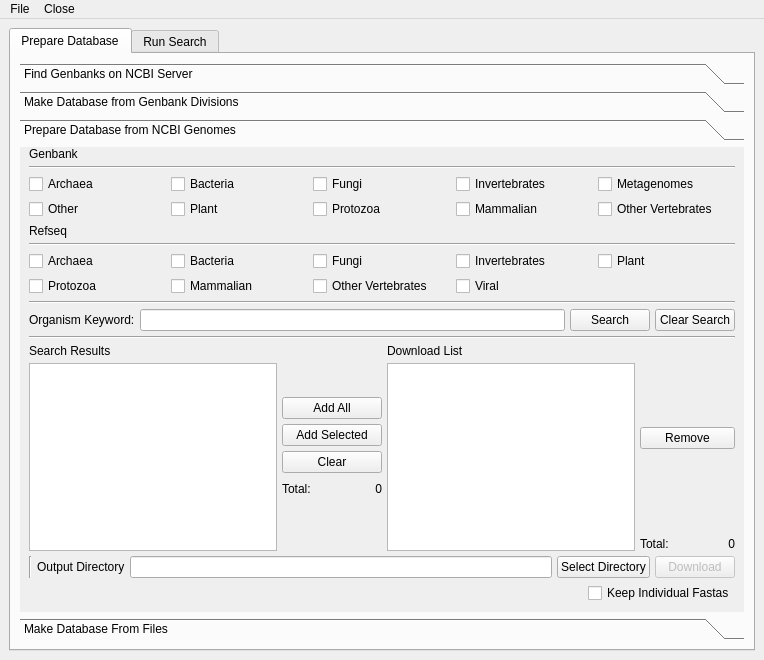
Above: guiGenbank.ui from emzodls/clusterArch before the change. Below: the same form after it.
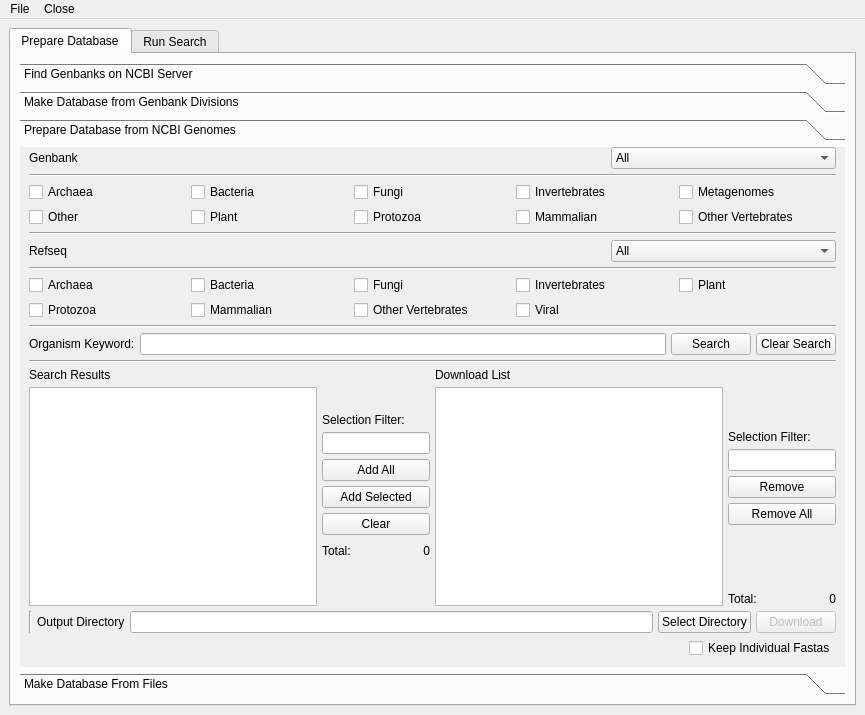
That is the form after the change. The open tabs and pages were chosen to show the change.

Commit message: Finished download genomes interface (currently testing building a GB reference database). Wrote most of the code for downloading genbanks from results window, need to write worker method as well as ncbiUtils method to download the genbank file from acc and coordinates TO DO: 1. Get genbanks from results files (partially done) 2. HMM builder (?)

What changed in the file:
```diff
--- a/guiGenbank.ui
+++ b/guiGenbank.ui
@@ -6,8 +6,8 @@
    <rect>
     <x>0</x>
     <y>0</y>
-    <width>764</width>
-    <height>660</height>
+    <width>865</width>
+    <height>715</height>
    </rect>
   </property>
   <property name="sizePolicy">
@@ -772,6 +772,14 @@
            </layout>
           </widget>
           <widget class="QWidget" name="genomesDB">
+           <property name="geometry">
+            <rect>
+             <x>0</x>
+             <y>0</y>
+             <width>796</width>
+             <height>494</height>
+            </rect>
+           </property>
            <attribute name="label">
             <string>Prepare Database from NCBI Genomes</string>
            </attribute>
@@ -783,11 +791,40 @@
              <number>0</number>
             </property>
             <item>
-             <widget class="QLabel" name="label_21">
-              <property name="text">
-               <string>Genbank</string>
-              </property>
-             </widget>
+             <layout class="QHBoxLayout" name="horizontalLayout_32">
+              <item>
+               <widget class="QLabel" name="label_21">
+                <property name="text">
+                 <string>Genbank</string>
+                </property>
+               </widget>
+              </item>
+              <item>
+               <widget class="QComboBox" name="gbCategorySelector">
+                <property name="sizePolicy">
+                 <sizepolicy hsizetype="Fixed" vsizetype="Fixed">
+                  <horstretch>0</horstretch>
+                  <verstretch>0</verstretch>
+                 </sizepolicy>
+                </property>
+                <item>
+                 <property name="text">
+                  <string>All</string>
+                 </property>
+                </item>
+                <item>
+                 <property name="text">
+                  <string>Representative and Reference Only</string>
+                 </property>
+                </item>
+                <item>
+                 <property name="text">
+                  <string>Reference Only</string>
+                 </property>
+                </item>
+               </widget>
+              </item>
+             </layout>
             </item>
             <item>
              <widget class="Line" name="line_12">
@@ -871,12 +908,51 @@
              </layout>
             </item>
             <item>
-             <widget class="QLabel" name="label_22">
-              <property name="text">
-               <string>Refseq</string>
+             <widget class="Line" name="line_17">
+              <property name="orientation">
+               <enum>Qt::Horizontal</enum>
               </property>
              </widget>
             </item>
+            <item>
+             <layout class="QHBoxLayout" name="horizontalLayout_30">
+              <item>
+               <widget class="QLabel" name="label_22">
+                <property name="text">
+                 <string>Refseq</string>
+                </property>
+               </widget>
+              </item>
+              <item>
+               <widget class="QComboBox" name="rsCategorySelector">
+                <property name="sizePolicy">
+                 <sizepolicy hsizetype="Fixed" vsizetype="Fixed">
+                  <horstretch>0</horstretch>
+                  <verstretch>0</verstretch>
+                 </sizepolicy>
+                </property>
+                <property name="currentIndex">
+                 <number>0</number>
+                </property>
+                <item>
+                 <property name="text">
+                  <string>All</string>
+                 </property>
+                </item>
+                <item>
+                 <property name="text">
+                  <string>Representative and Reference Only</string>
+                 </property>
+                </item>
+                <item>
+                 <property name="text">
+                  <string>Reference Only</string>
+                 </property>
+                </item>
+               </widget>
+              </item>
+             </layout>
+            </item>
             <item>
              <widget class="Line" name="line_13">
               <property name="orientation">
@@ -1040,6 +1116,16 @@
                   </property>
                  </spacer>
                 </item>
+                <item>
+                 <widget class="QLabel" name="label_29">
+                  <property name="text">
+                   <string>Selection Filter:</string>
+                  </property>
+                 </widget>
+                </item>
+                <item>
+                 <widget class="QLineEdit" name="genomeQuerySelectFilter"/>
+                </item>
                 <item>
                  <widget class="QPushButton" name="addAllNcbiGenomeBtn">
                   <property name="text">
@@ -1139,6 +1225,16 @@
                   </property>
                  </spacer>
                 </item>
+                <item>
+                 <widget class="QLabel" name="label_30">
+                  <property name="text">
+                   <string>Selection Filter:</string>
+                  </property>
+                 </widget>
+                </item>
+                <item>
+                 <widget class="QLineEdit" name="genomeDlSelectFilter"/>
+                </item>
                 <item>
                  <widget class="QPushButton" name="removeNcbiGenomeBtn">
                   <property name="text">
@@ -1146,6 +1242,13 @@
                   </property>
                  </widget>
                 </item>
+                <item>
+                 <widget class="QPushButton" name="removeAllNcbiGenomeBtn">
+                  <property name="text">
+                   <string>Remove All</string>
+                  </property>
+                 </widget>
+                </item>
                 <item>
                  <spacer name="verticalSpacer_5">
                   <property name="orientation">
@@ -1956,7 +2059,7 @@
     <rect>
      <x>0</x>
      <y>0</y>
-     <width>764</width>
+     <width>865</width>
      <height>22</height>
     </rect>
    </property>
```
Left out of the diff: 12 changed lines with no effect on the pictures. The commit also changes 7 other files.
